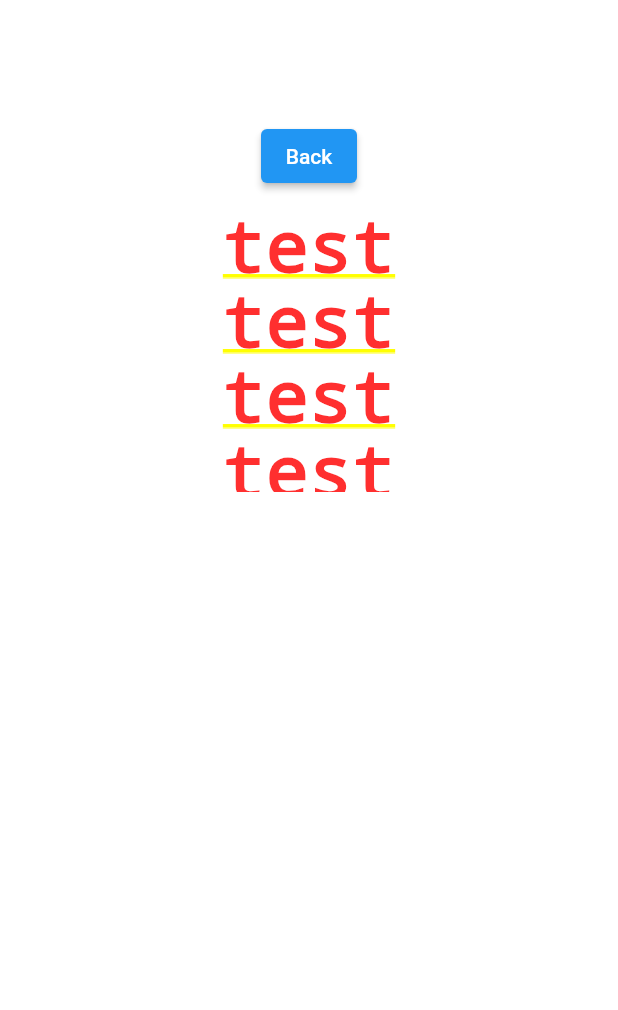
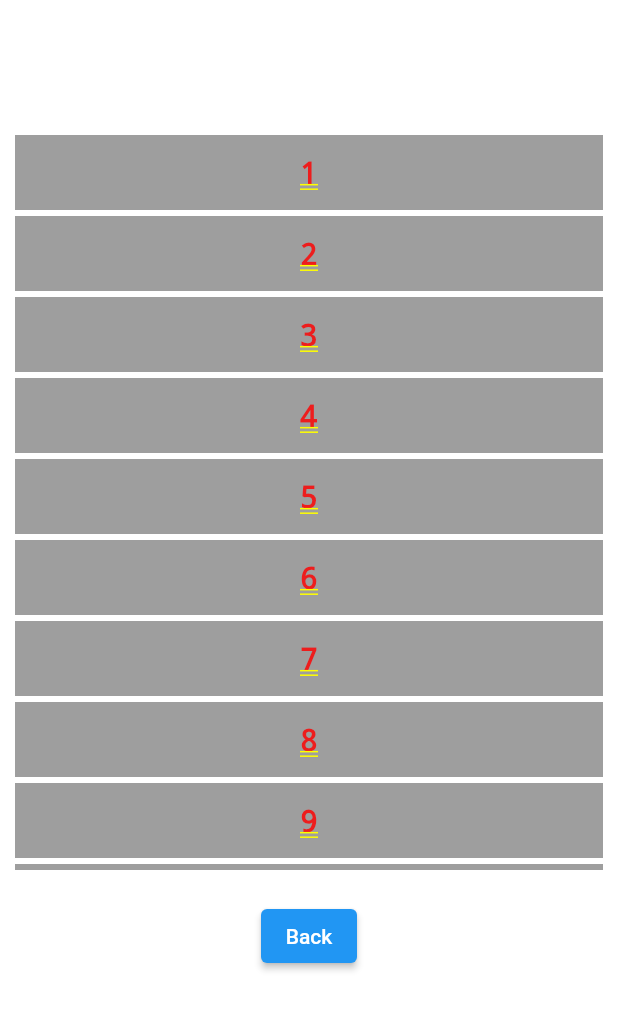
Before and after one commit to andreibasto/Essay-App, a Flutter app: the screen it shows once a user with an empty profile is signed in, after a tap on "Temporary button", on a phone screen of 412 x 824 dp. Shown: the top 1010 px of the screen. Run offline on Flutter 3.47's test engine with Material 2 defaults, Android fonts, the phone set to English and light mode, and no system bars; our stand-ins replace email_validator, firebase_auth, firebase_core; accounts and stored records are empty.

Commit message:
Did recover project gui

```diff
--- a/lib/delete_project_page.dart
+++ b/lib/delete_project_page.dart
@@ -2,27 +2,7 @@ import 'package:essay_app_login/essay_menu.dart';
 import 'package:flutter/material.dart';
 
 
-final List<String> TemporaryList = <String>['Pizza','Pizza','Pizza','Pizza','Pizza','Pizza','Pizza',];
-
-
-// var testList = ["whale", "fish", "shark"];
-
-class ProjectSources {
-  List<String> Sources = <String>[];
-
-  ProjectSources() {
-
-  }
-}
-
-class DeletedProjectsInfo {
-  late String Title;
-  late String DateDeleted;
-  // List<ProjectSources> Sources;
-
-  DeletedProjectsInfo(this.Title, this.DateDeleted, /*this.Sources*/);
-
-}
+final List<String> TemporaryList = <String>['1','2','3','4','5','6','7','8','9','10','11','12','13','14','15',];
 
 
 
@@ -41,6 +21,28 @@ class _RecoverDeletedProjectsState extends State<RecoverDeletedProjects> {
     child: Column(
       children: [
         SizedBox(height: 80,),
+
+
+        Container(
+          height: 500,
+          child: ListView.builder(
+            padding: const EdgeInsets.all(8),
+              itemCount: TemporaryList.length,
+              itemBuilder: (BuildContext context, int index) {
+              return Container(
+                height: 50,
+                margin: EdgeInsets.all(2),
+                color: Colors.grey,
+                child: Center(
+                  child: Text(
+                    style: TextStyle(fontSize: 20),
+                    '${TemporaryList[index]}'),
+                ),
+              );
+            }
+          ),
+        ),
+        SizedBox(height: 20,),
         ElevatedButton(
           style: ElevatedButton.styleFrom(
             primary: Colors.blue,
@@ -50,21 +52,6 @@ class _RecoverDeletedProjectsState extends State<RecoverDeletedProjects> {
           child: Text('Back'),
         ),
 
-        Container(
-          height: 200,
-          child: ListView.builder(
-            padding: const EdgeInsets.all(8),
-              itemBuilder: (BuildContext context, int index) {
-              return Container(
-                height: 50,
-                child: Center(
-                  child: Text('test'),
-                ),
-              );
-            }
-          ),
-        ),
-
       ],
     ),
   );
```
